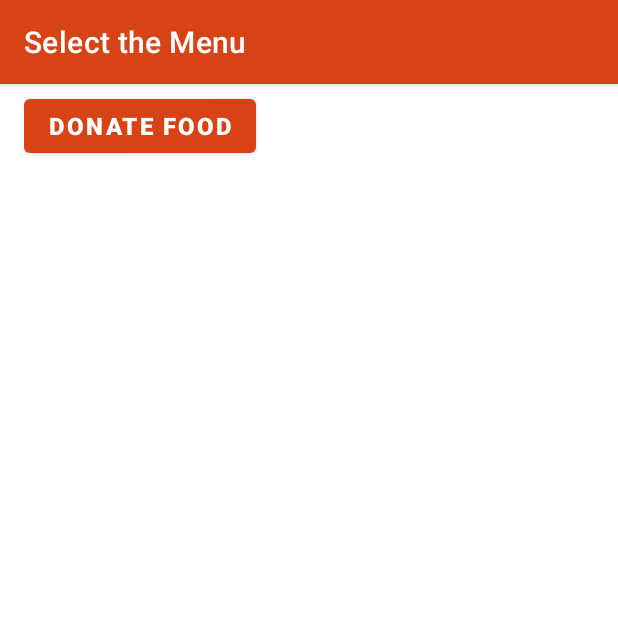
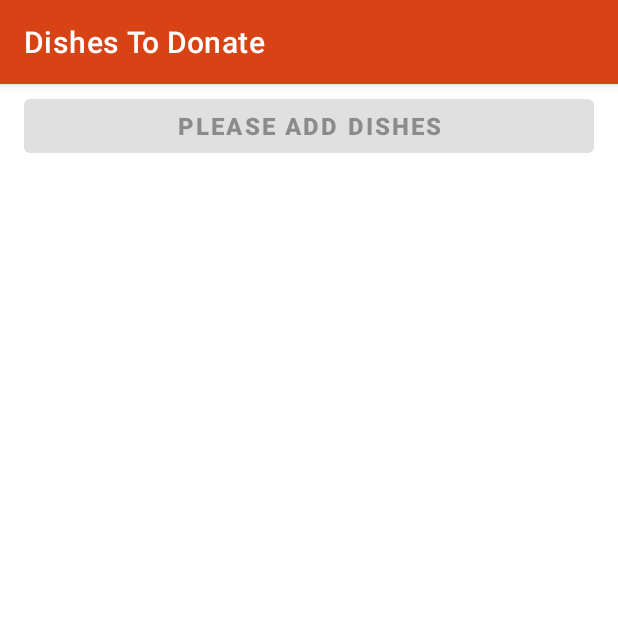
Before and after one commit to Aakash145/Aakash145-W21G4_FeedTheBelly, an Android app: the recyclerViewActivity_Restaurant screen opened directly, with no data from a screen before it, on a phone screen of 412 x 824 dp, the top half of it. Run offline under Robolectric (Android 15) with nearby library versions, the light colour scheme and no system bars; our stand-ins replace Firebase (no records; nobody signed in at launch, a user with empty details on screens opened directly).

Commit message:
Added restaurant lists with recyclerView

```diff
--- a/app/src/main/java/com/example/foodrescue/recyclerViewActivity_Restaurant.java
+++ b/app/src/main/java/com/example/foodrescue/recyclerViewActivity_Restaurant.java
@@ -34,7 +34,7 @@ public class recyclerViewActivity_Restaurant extends AppCompatActivity {
 
         myDb = new DatabaseHelper(this);
         ActionBar myActionBar=getSupportActionBar();
-        myActionBar.setTitle("Select the Menu");
+        myActionBar.setTitle("Dishes To Donate");
 
         rvDishes=findViewById(R.id.rvDishes);
         donate=findViewById(R.id.btnDonate);
@@ -53,6 +53,10 @@ public class recyclerViewActivity_Restaurant extends AppCompatActivity {
             }
         }
         Dishes_Fetched_Adapter myAdapter=new Dishes_Fetched_Adapter(dishesHolder);
+        if(dishesHolder.isEmpty()){
+            donate.setText("Please Add Dishes");
+            donate.setEnabled(false);
+        }
         rvDishes.setAdapter(myAdapter);
        donate.setOnClickListener(new View.OnClickListener() {
             @Override
@@ -74,14 +78,17 @@ public class recyclerViewActivity_Restaurant extends AppCompatActivity {
                             String weight = cursor1.getString(7);
 
                             myDb.addDonation(emailID, plates, weight, name, dishID, cuisineType, foodCategory, expDate);
-                            Toast.makeText(getApplicationContext(), "Done", Toast.LENGTH_SHORT).show();
+                            dishesHolder.clear();
                             Intent i = new Intent(recyclerViewActivity_Restaurant.this, Restaurant_Dashboard.class);
                             startActivity(i);
 
                         }
                     while (cursor1.moveToNext()) ;
                 }
+
+                    Toast.makeText(getApplicationContext(), "Thank You for Donating", Toast.LENGTH_SHORT).show();
                     myDb.deleteAllDishesOfEachUser(email);
+
             }
 
                 catch (Exception e){
--- a/app/src/main/res/layout/activity_recycler_view__restaurant.xml
+++ b/app/src/main/res/layout/activity_recycler_view__restaurant.xml
@@ -21,13 +21,13 @@
 
             <Button
                 android:id="@+id/btnDonate"
-                android:layout_width="wrap_content"
+                android:layout_width="match_parent"
                 android:layout_height="wrap_content"
+                android:layout_marginRight="16dp"
                 android:text="@string/donate"
                 android:textSize="16dp"
                 android:textStyle="bold"
-                tools:background="@color/white"
-                android:layout_marginRight="16dp"/>
+                tools:background="@color/white" />
 
         </LinearLayout>
 
```
